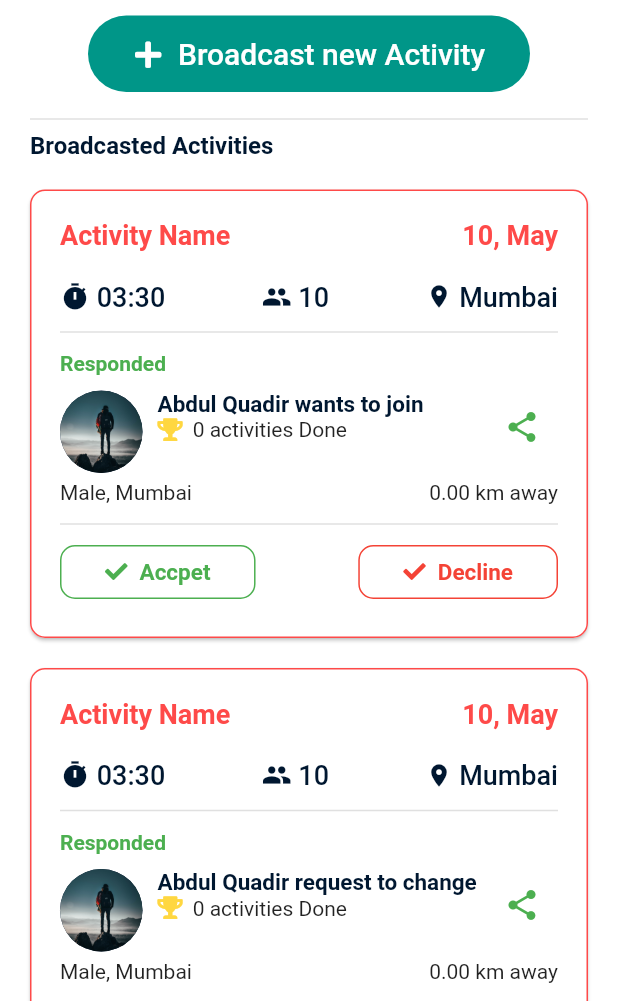
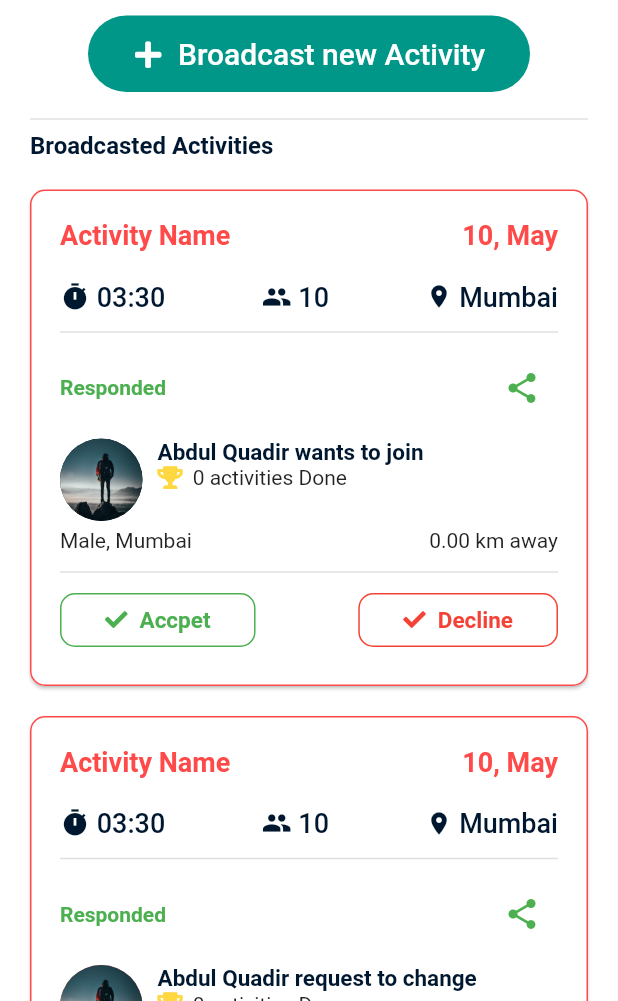
Before and after one commit to priyamshah112/chalo, a Flutter app: the Broadcast screen opened directly, on a phone screen of 412 x 824 dp, the part 235-1236 px from its top. Run offline on Flutter 3.47's test engine with Material 2 defaults, Android fonts, the phone set to English and light mode, and no system bars; our stand-ins replace cloud_firestore, datetime_picker_formfield, firebase_auth, flutter_map, font_awesome_flutter, google_sign_in and 3 more; missing offline and left inert: gender_selection, steel_crypt; accounts and stored records are empty.

Commit message:
Abdul changes merged

```diff
--- a/lib/broadcast.dart
+++ b/lib/broadcast.dart
@@ -5,7 +5,6 @@
 import 'package:chaloapp/global_colors.dart';
 import 'package:flutter/material.dart';
 import 'package:font_awesome_flutter/font_awesome_flutter.dart';
-
 import 'AddActivity.dart';
 import 'Animation/FadeAnimation.dart';
 //import 'package:chaloapp/Animation/FadeAnimation.dart';
@@ -50,13 +49,15 @@ class _BroadcastState extends State<Broadcast> {
                     SizedBox(
                       height: 20.0,
                     ),
-                    Text(
+                    FittedBox(
+                      child: Text(
                         'Broadcast Activity',
                         style: TextStyle(
                           color: Color(primary),
                           fontSize: 45.0,
                           fontWeight: FontWeight.bold,
                           fontFamily: 'Pacifico',
+                        ),
                       ),
                     ),
                     SizedBox(
@@ -234,12 +235,22 @@ class _BroadcastState extends State<Broadcast> {
                                   height: 5,
                                 ),
                                 //loop start
+                                Row(
+                                  children: <Widget>[
                                     Text(
                                       "Responded",
                                       style: TextStyle(
                                         color: Colors.green,
                                         fontWeight: FontWeight.bold,
                                       ),
+                                    ),
+                                    Spacer(),
+                                    IconButton(
+                                      icon: Icon(Icons.share),
+                                      color: Colors.green,
+                                      onPressed: () {},
+                                    ),
+                                  ],
                                 ),
                                 SizedBox(
                                   height: 10,
@@ -264,7 +275,8 @@ class _BroadcastState extends State<Broadcast> {
                                       crossAxisAlignment:
                                           CrossAxisAlignment.start,
                                       children: <Widget>[
-                                        Text(
+                                        FittedBox(
+                                          child: Text(
                                             "Abdul Quadir wants to join",
                                             style: TextStyle(
                                               color: Color(secondary),
@@ -272,7 +284,10 @@ class _BroadcastState extends State<Broadcast> {
                                               fontWeight: FontWeight.bold,
                                             ),
                                           ),
+                                        ),
                                         Row(
+                                          mainAxisAlignment:
+                                              MainAxisAlignment.end,
                                           children: <Widget>[
                                             Icon(
                                               FontAwesomeIcons.trophy,
@@ -287,14 +302,13 @@ class _BroadcastState extends State<Broadcast> {
                                         ),
                                       ],
                                     ),
-                                    Spacer(),
-                                    Container(
-                                      child: IconButton(
-                                        icon: Icon(Icons.share),
-                                        color: Colors.green,
-                                        onPressed: () {},
-                                      ),
-                                    ),
+                                    // Container(
+                                    //   child: IconButton(
+                                    //     icon: Icon(Icons.share),
+                                    //     color: Colors.green,
+                                    //     onPressed: () {},
+                                    //   ),
+                                    // ),
                                   ],
                                 ),
                                 SizedBox(
@@ -485,6 +499,8 @@ class _BroadcastState extends State<Broadcast> {
                                   height: 5,
                                 ),
                                 //loop start
+                                Row(
+                                  children: <Widget>[
                                     Text(
                                       "Responded",
                                       style: TextStyle(
@@ -492,21 +508,26 @@ class _BroadcastState extends State<Broadcast> {
                                         fontWeight: FontWeight.bold,
                                       ),
                                     ),
+                                    Spacer(),
+                                    IconButton(
+                                      icon: Icon(Icons.share),
+                                      color: Colors.green,
+                                      onPressed: () {},
+                                    ),
+                                  ],
+                                ),
                                 SizedBox(
                                   height: 10,
                                 ),
                                 Row(
                                   crossAxisAlignment: CrossAxisAlignment.start,
                                   children: <Widget>[
-                                    Container(
-                                      width: 55.0,
-                                      height: 55.0,
-                                      child: CircleAvatar(
+                                    CircleAvatar(
+                                      radius: 27.5,
                                       foregroundColor: Color(primary),
-                                        backgroundColor: Color(secondary),
+                                      backgroundColor: Color(primary),
                                       backgroundImage:
                                           AssetImage('images/bgcover.jpg'),
-                                      ),
                                     ),
                                     SizedBox(
                                       width: 10.0,
@@ -515,12 +536,14 @@ class _BroadcastState extends State<Broadcast> {
                                       crossAxisAlignment:
                                           CrossAxisAlignment.start,
                                       children: <Widget>[
-                                        Text(
+                                        FittedBox(
+                                          child: Text(
                                             "Abdul Quadir request to change",
                                             style: TextStyle(
                                               color: Color(secondary),
                                               fontSize: 15,
                                               fontWeight: FontWeight.bold,
+                                            ),
                                           ),
                                         ),
                                         Row(
@@ -537,14 +560,6 @@ class _BroadcastState extends State<Broadcast> {
                                           ],
                                         ),
                                       ],
-                                    ),
-                                    Spacer(),
-                                    Container(
-                                      child: IconButton(
-                                        icon: Icon(Icons.share),
-                                        color: Colors.green,
-                                        onPressed: () {},
-                                      ),
                                     ),
                                   ],
                                 ),
--- a/pubspec.yaml
+++ b/pubspec.yaml
@@ -31,6 +31,7 @@ dependencies:
   flutter_map:
   firebase_auth:
   cloud_firestore:
+  google_sign_in:
   flappy_search_bar: 1.4.1
 
 #  flutter_rounded_date_picker: 1.0.0
```
Also changed, not shown: lib/data/activity.dart (+35 -35 lines), pubspec.lock. Lines whose indentation alone changed are shown as unchanged.
